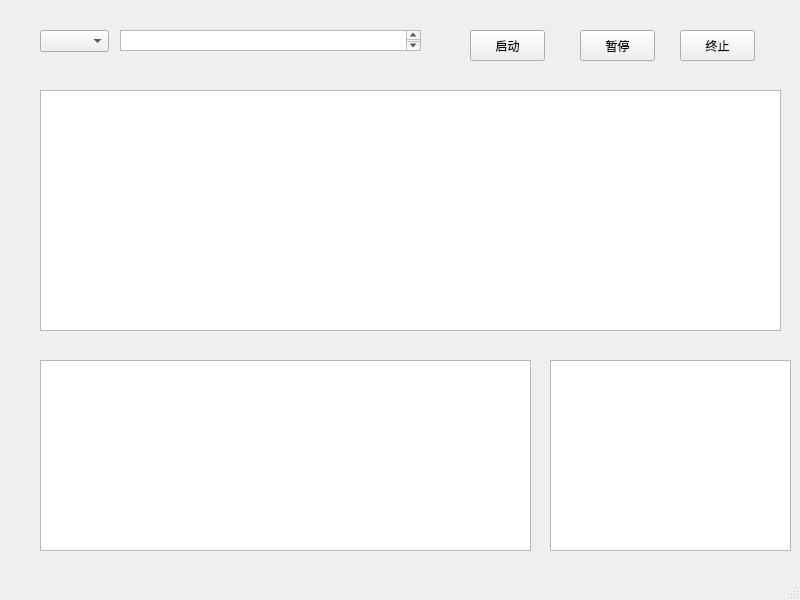
Before: the Qt Designer form src/designer/UI_MainWindow.ui in tbgist/NAT, drawn with Qt 5.
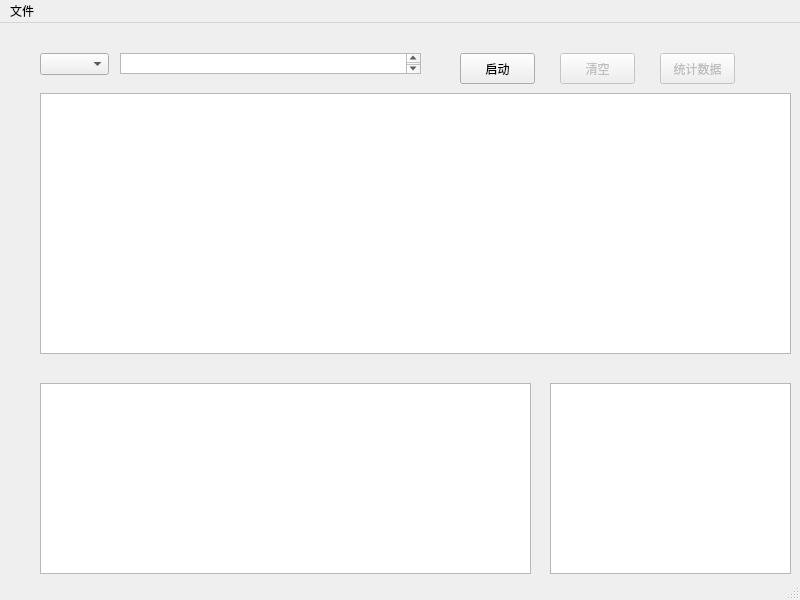
After: the same form once the commit is applied.

The edit to the form file:
```diff
--- a/src/designer/UI_MainWindow.ui
+++ b/src/designer/UI_MainWindow.ui
@@ -44,16 +44,6 @@
      </rect>
     </property>
    </widget>
-   <widget class="QTextEdit" name="Packages">
-    <property name="geometry">
-     <rect>
-      <x>40</x>
-      <y>90</y>
-      <width>741</width>
-      <height>241</height>
-     </rect>
-    </property>
-   </widget>
    <widget class="QTextEdit" name="Filter">
     <property name="geometry">
      <rect>
@@ -67,7 +57,7 @@
    <widget class="QPushButton" name="Start">
     <property name="geometry">
      <rect>
-      <x>470</x>
+      <x>460</x>
       <y>30</y>
       <width>75</width>
       <height>31</height>
@@ -77,30 +67,46 @@
      <string>启动</string>
     </property>
    </widget>
-   <widget class="QPushButton" name="Pause">
+   <widget class="QPushButton" name="Plot">
+    <property name="enabled">
+     <bool>false</bool>
+    </property>
     <property name="geometry">
      <rect>
-      <x>580</x>
+      <x>660</x>
       <y>30</y>
       <width>75</width>
       <height>31</height>
      </rect>
     </property>
     <property name="text">
-     <string>暂停</string>
+     <string>统计数据</string>
     </property>
    </widget>
    <widget class="QPushButton" name="Stop">
+    <property name="enabled">
+     <bool>false</bool>
+    </property>
     <property name="geometry">
      <rect>
-      <x>680</x>
+      <x>560</x>
       <y>30</y>
       <width>75</width>
       <height>31</height>
      </rect>
     </property>
     <property name="text">
-     <string>终止</string>
+     <string>清空</string>
+    </property>
+   </widget>
+   <widget class="QTableView" name="PackageList">
+    <property name="geometry">
+     <rect>
+      <x>40</x>
+      <y>70</y>
+      <width>751</width>
+      <height>261</height>
+     </rect>
     </property>
    </widget>
   </widget>
@@ -113,6 +119,16 @@
      <height>23</height>
     </rect>
    </property>
+   <widget class="QMenu" name="menu">
+    <property name="title">
+     <string>文件</string>
+    </property>
+    <addaction name="actionopen"/>
+    <addaction name="actionsave"/>
+    <addaction name="actionsave_as"/>
+    <addaction name="actionseting"/>
+   </widget>
+   <addaction name="menu"/>
   </widget>
   <widget class="QStatusBar" name="statusbar"/>
  </widget>
```
Left out of the diff: 20 changed lines with no effect on the pictures.
